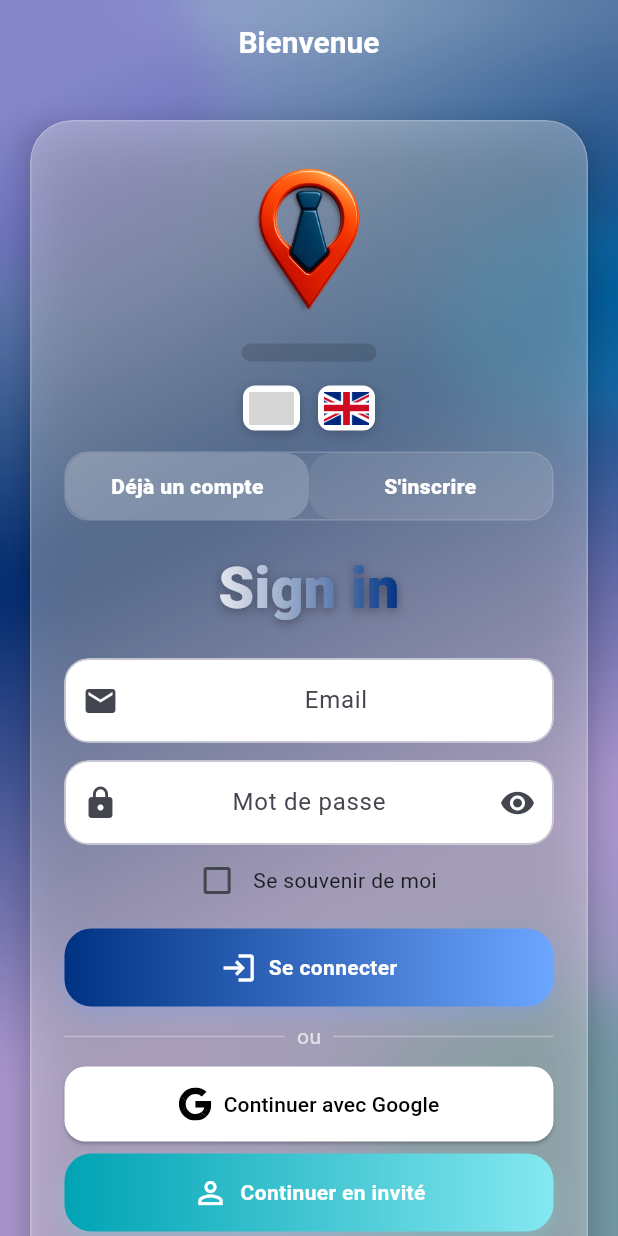
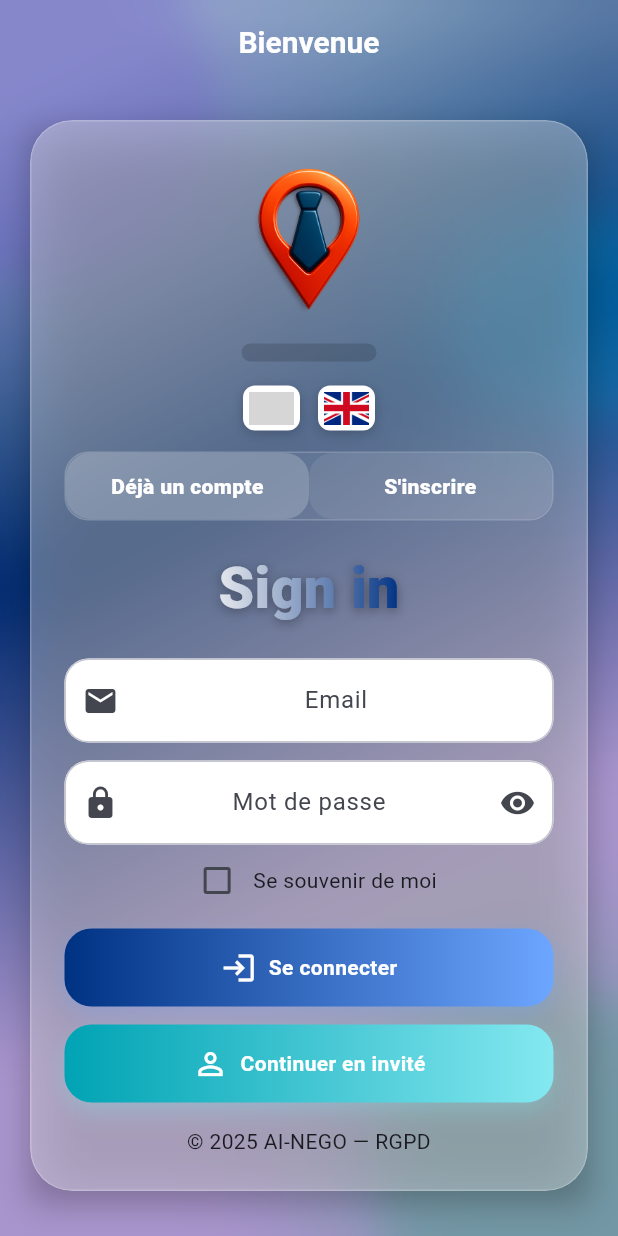
Before and after one commit to usasin/monprojet, a Flutter app: the screen it shows after launch, on a phone screen of 412 x 824 dp. Run offline on Flutter 3.47's test engine with Material 3 defaults, Android fonts, the phone set to English and light mode, and no system bars; our stand-ins replace auto_size_text, cloud_firestore, easy_localization, firebase_auth, firebase_core, firebase_messaging and 11 more; accounts and stored records are empty; grey boxes are pictures that could not be loaded.

Commit message:
Update login_screen.dart

```diff
--- a/lib/pages/login_screen.dart
+++ b/lib/pages/login_screen.dart
@@ -1,10 +1,11 @@
 // lib/pages/login_screen.dart
 // ------------------------------------------------------------
 // Login modernisé (fond clair/bleuté) avec "onglets" sur la même page.
-// - Onglet "Déjà un compte" : Email/MDP + Se souvenir + Google + Invité
+// - Onglet "Déjà un compte" : Email/MDP + Se souvenir + Invité
 // - Onglet "S'inscrire"    : Nom + Email + MDP
 // - MODE SOLO FORCÉ : après auth → HomePage, sans aucun frein
 // - PLUS DE PREMIÈRE PAGE "CHOISIR LE MODE" : cette page est autonome
+// - Google Sign-In SUPPRIMÉ (imports, code et UI)
 // ------------------------------------------------------------
 import 'dart:math' as math;
 import 'package:flutter/foundation.dart' show kIsWeb, debugPrint;
@@ -15,9 +16,7 @@
 import 'package:firebase_auth/firebase_auth.dart';
 import 'package:cloud_firestore/cloud_firestore.dart';
 import 'package:firebase_messaging/firebase_messaging.dart';
-import 'package:google_sign_in/google_sign_in.dart';
 import 'package:shared_preferences/shared_preferences.dart';
-import 'package:flutter_svg/flutter_svg.dart';
 
 import '../logo_widget.dart';
 import '../providers/theme_provider.dart';
@@ -38,7 +37,6 @@
 class _LoginScreenState extends State<LoginScreen>
     with SingleTickerProviderStateMixin {
   final _auth = FirebaseAuth.instance;
-  final _google = GoogleSignIn();
 
   final _emailCtrl = TextEditingController();
   final _passCtrl  = TextEditingController();
@@ -143,7 +141,7 @@
     );
   }
 
-  // ===================== AUTH EMAIL / GOOGLE / INVITÉ =====================
+  // ===================== AUTH EMAIL / INVITÉ =====================
 
   Future<void> _signIn() async {
     if (_emailCtrl.text.isEmpty || _passCtrl.text.isEmpty) {
@@ -153,7 +151,7 @@
     try {
       if (_remember) await _savePrefs();
       final cred = await _auth.signInWithEmailAndPassword(
-        email: _emailCtrl.text,
+        email: _emailCtrl.text.trim(),
         password: _passCtrl.text,
       );
       await FirebaseFirestore.instance
@@ -178,7 +176,7 @@
     }
     try {
       final cred = await _auth.createUserWithEmailAndPassword(
-        email: _emailCtrl.text,
+        email: _emailCtrl.text.trim(),
         password: _passCtrl.text,
       );
       // On crée le doc directement en SOLO (gratuit, sans frein)
@@ -187,7 +185,7 @@
           .doc(cred.user!.uid)
           .set({
         'email'       : cred.user!.email,
-        'name'        : _nameCtrl.text,
+        'name'        : _nameCtrl.text.trim(),
         'mode'        : 'SOLO',
         'soloSince'   : FieldValue.serverTimestamp(),
         'currentOrgId': null,
@@ -196,49 +194,6 @@
       await _routeAfterAuth(cred.user!); // on part direct au Home
     } on FirebaseAuthException catch (e) {
       _snack(e.message?.tr() ?? e.code);
-    }
-  }
-
-  Future<void> _googleLogin() async {
-    try {
-      if (kIsWeb) {
-        final authProvider = GoogleAuthProvider();
-        final userCredential =
-        await FirebaseAuth.instance.signInWithPopup(authProvider);
-        final user = userCredential.user;
-        if (user == null) throw 'Google Web Sign-In failed';
-        await FirebaseFirestore.instance
-            .collection('users')
-            .doc(user.uid)
-            .set({
-          'email': user.email,
-          'name' : user.displayName,
-          'lastLoginAt': FieldValue.serverTimestamp(),
-        }, SetOptions(merge: true));
-        await _routeAfterAuth(user);
-      } else {
-        final gUser = await _google.signIn();
-        if (gUser == null) return;
-        final gAuth = await gUser.authentication;
-        final cred = GoogleAuthProvider.credential(
-          idToken: gAuth.idToken,
-          accessToken: gAuth.accessToken,
-        );
-        final result = await _auth.signInWithCredential(cred);
-        final user = result.user!;
-        await FirebaseFirestore.instance
-            .collection('users')
-            .doc(user.uid)
-            .set({
-          'email': user.email,
-          'name' : user.displayName,
-          'lastLoginAt': FieldValue.serverTimestamp(),
-        }, SetOptions(merge: true));
-        await _routeAfterAuth(user);
-      }
-    } catch (e) {
-      debugPrint(e.toString());
-      _snack('Erreur Google Sign-In'.tr());
     }
   }
 
@@ -427,7 +382,7 @@
           Color(0xFF003283),
           Color(0xFFC7AFF1),
         ],
-        blurSigma: 14, // légèrement moins flou mais plus lisible
+        blurSigma: 14,
         animate: true,
         child: Scaffold(
           backgroundColor: Colors.transparent,
@@ -435,7 +390,7 @@
             backgroundColor: Colors.transparent,
             elevation: 0,
             centerTitle: true,
-            automaticallyImplyLeading: false, // ✅ plus de flèche retour
+            automaticallyImplyLeading: false,
             title: const Text('Bienvenue'),
           ),
           body: SafeArea(
@@ -447,7 +402,6 @@
                   padding: const EdgeInsets.fromLTRB(20, 24, 20, 32),
                   child: FrostedCard(
                     radius: 28,
-                    // ✅ cadre moins transparent → fond plus opaque
                     surfaceColor: Colors.white.withOpacity(.32),
                     padding: const EdgeInsets.all(22),
                     child: Column(
@@ -496,7 +450,7 @@
                         ),
 
                         const SizedBox(height: 14),
-                        _authPills(), // ✅ switch Déjà un compte / S'inscrire
+                        _authPills(),
 
                         const SizedBox(height: 18),
                         // Titre centré
@@ -533,7 +487,7 @@
 
                         const SizedBox(height: 20),
 
-                        // Champs spécifiques (AnimatedSwitcher = "slide")
+                        // Formulaires
                         AnimatedSwitcher(
                           duration: const Duration(milliseconds: 220),
                           switchInCurve: Curves.easeOut,
@@ -554,13 +508,11 @@
                                   passCtrl: _passCtrl,
                                   obscured: _obscured,
                                   remember: _remember,
-                            onToggleObscure: () => setState(
-                                  () => _obscured = !_obscured,
-                            ),
+                                  onToggleObscure: () =>
+                                      setState(() => _obscured = !_obscured),
                                   onRememberChanged: (v) =>
                                       setState(() => _remember = v),
                                   onSubmit: _signIn,
-                            onGoogle: _googleLogin,
                                   onGuest: _guestLogin,
                                   gradientButton: _gradientButton,
                                 )
@@ -569,9 +521,8 @@
                                   emailCtrl: _emailCtrl,
                                   passCtrl: _passCtrl,
                                   obscured: _obscured,
-                            onToggleObscure: () => setState(
-                                  () => _obscured = !_obscured,
-                            ),
+                                  onToggleObscure: () =>
+                                      setState(() => _obscured = !_obscured),
                                   onSubmit: _signUp,
                                   gradientButton: _gradientButton,
                                 ),
@@ -606,7 +557,6 @@
   final VoidCallback onToggleObscure;
   final ValueChanged<bool> onRememberChanged;
   final VoidCallback onSubmit;
-  final VoidCallback onGoogle;
   final VoidCallback onGuest;
   final Widget Function({
     required String label,
@@ -624,7 +574,6 @@
     required this.onToggleObscure,
     required this.onRememberChanged,
     required this.onSubmit,
-    required this.onGoogle,
     required this.onGuest,
     required this.gradientButton,
   }) : super(key: key);
@@ -637,7 +586,7 @@
       children: [
         TextField(
           controller: emailCtrl,
-          textAlign: TextAlign.center, // texte centré
+          textAlign: TextAlign.center,
           keyboardType: TextInputType.emailAddress,
           decoration: const InputDecoration(
             label: Center(child: Text('Email')),
@@ -648,7 +597,7 @@
         TextField(
           controller: passCtrl,
           obscureText: obscured,
-          textAlign: TextAlign.center, // texte centré
+          textAlign: TextAlign.center,
           decoration: InputDecoration(
             label: const Center(child: Text('Mot de passe')),
             prefixIcon: const Icon(Icons.lock),
@@ -684,46 +633,7 @@
           ),
         ),
 
-        const SizedBox(height: 10),
-        Row(
-          children: const [
-            Expanded(child: Divider(color: Colors.white30)),
-            Padding(
-              padding: EdgeInsets.symmetric(horizontal: 8),
-              child: Text(
-                'ou',
-                style: TextStyle(color: Colors.white70),
-              ),
-            ),
-            Expanded(child: Divider(color: Colors.white30)),
-          ],
-        ),
-        const SizedBox(height: 10),
-
-        // Google
-        SizedBox(
-          width: double.infinity,
-          child: ElevatedButton.icon(
-            style: ElevatedButton.styleFrom(
-              foregroundColor: Colors.black,
-              backgroundColor: Colors.white,
-              minimumSize: const Size.fromHeight(48),
-              shape: RoundedRectangleBorder(
-                borderRadius: BorderRadius.circular(14),
-              ),
-            ),
-            icon: SvgPicture.asset(
-              'assets/icons/Google.svg',
-              width: 22,
-              height: 22,
-              color: Colors.black,
-            ),
-            label: const Text('Continuer avec Google'),
-            onPressed: onGoogle,
-          ),
-        ),
-
-        const SizedBox(height: 8),
+        const SizedBox(height: 12),
 
         // Invité (couleurs différentes)
         SizedBox(
```
Lines whose indentation alone changed are shown as unchanged.
